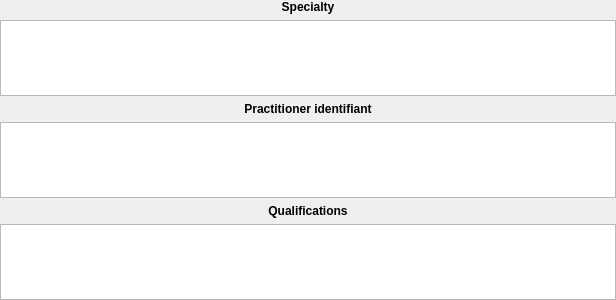
Before: the Qt Designer form plugins/usermanagerplugin/widgets/userviewer_professional.ui in FreeHealth/freehealth, drawn with Qt 5.
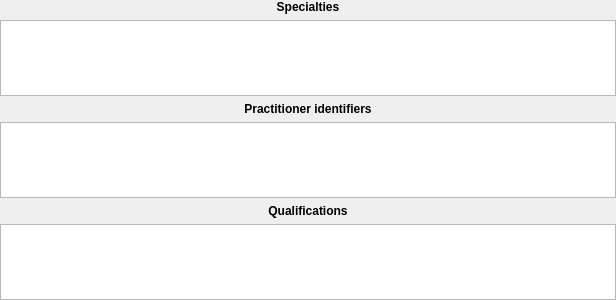
After: the same form once the commit is applied. Custom widgets are drawn as their Qt base class.

Commit message: renaming identifiant->identifier

Diff of the .ui file:
```diff
--- a/plugins/usermanagerplugin/widgets/userviewer_professional.ui
+++ b/plugins/usermanagerplugin/widgets/userviewer_professional.ui
@@ -26,7 +26,7 @@
       </font>
      </property>
      <property name="text">
-      <string>Specialty</string>
+      <string>Specialties</string>
      </property>
      <property name="alignment">
       <set>Qt::AlignCenter</set>
@@ -45,7 +45,7 @@
       </font>
      </property>
      <property name="text">
-      <string>Practitioner identifiant</string>
+      <string>Practitioner identifiers</string>
      </property>
      <property name="alignment">
       <set>Qt::AlignCenter</set>
```
Left out of the diff: 11 changed lines with no effect on the pictures. The commit also changes 26 other files.
